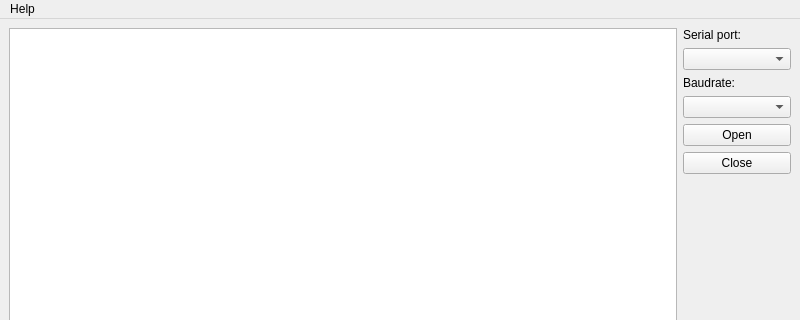
RomanSablin/fterm, file mainwindow.ui: the form before one commit; both pictures show x 0 to 800 and y 0 to 320 of the 800 by 600 pixel window.
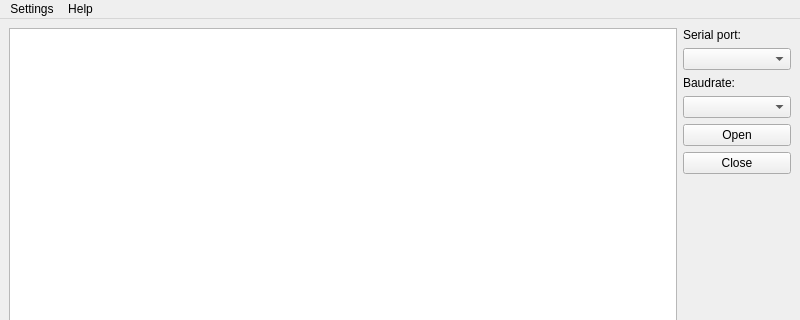
The form after the commit.

Commit message: added checkbox to enable/disable ftdi chip filter

```diff
--- a/mainwindow.ui
+++ b/mainwindow.ui
@@ -197,6 +197,12 @@
     </property>
     <addaction name="actionversion_1_0"/>
    </widget>
+   <widget class="QMenu" name="menusettings">
+    <property name="title">
+     <string>Settings</string>
+    </property>
+   </widget>
+   <addaction name="menusettings"/>
    <addaction name="menuHelp"/>
   </widget>
   <widget class="QStatusBar" name="statusbar"/>
```
The commit also changes 2 other files.
